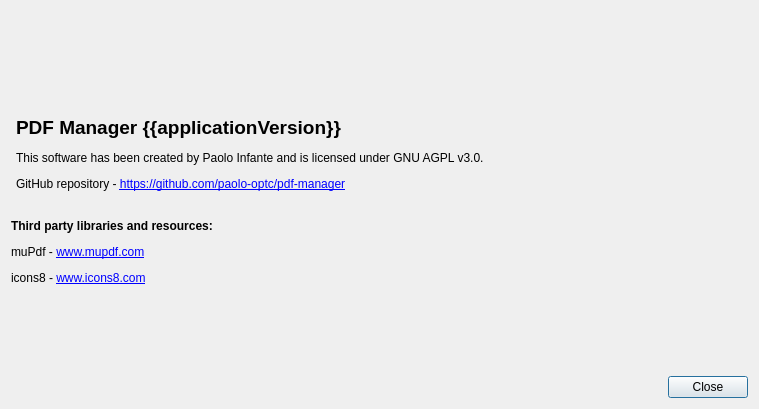
Old version of the form src/aboutdialog.ui in the repository paolo-projects/pdf-manager.
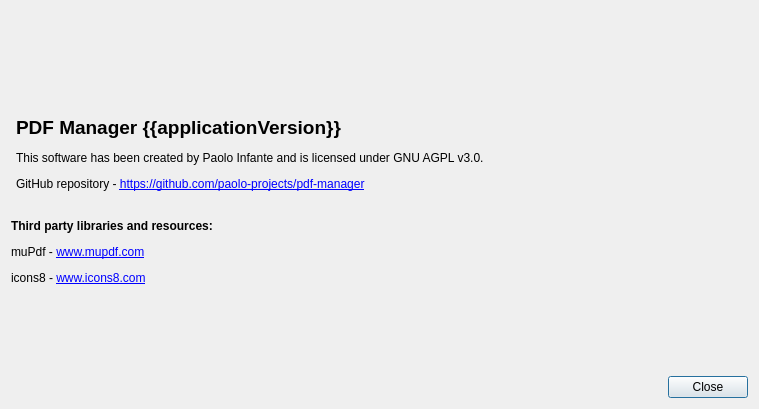
New version of the form. Icons and pictures are not drawn.

Commit message: fixed project url

What changed in the file:
```diff
--- a/src/aboutdialog.ui
+++ b/src/aboutdialog.ui
@@ -45,7 +45,7 @@
 &lt;table style=&quot;border: 0px;&quot;&gt;&lt;tr&gt;&lt;td&gt;
 
 &lt;img src=&quot;:/icons/res/icons8_pdf_2_96px.png&quot;/&gt;&lt;/td&gt;&lt;td&gt;&lt;p&gt;
-&lt;span style=&quot; font-size:14pt; font-weight:600;&quot;&gt;PDF Manager {{applicationVersion}}&lt;/span&gt;&lt;/p&gt;&lt;p&gt;This software has been created by Paolo Infante and is licensed under GNU AGPL v3.0.&lt;/p&gt;&lt;p&gt;GitHub repository - &lt;a href=&quot;https://github.com/paolo-optc/pdf-manager&quot;&gt;&lt;span style=&quot; text-decoration: underline; color:#0000ff;&quot;&gt;https://github.com/paolo-optc/pdf-manager&lt;/span&gt;&lt;/a&gt;&lt;br/&gt;&lt;/p&gt;&lt;/td&gt;&lt;/tr&gt;&lt;/table&gt;&lt;p&gt;&lt;span style=&quot; font-weight:600;&quot;&gt;Third party libraries and resources:&lt;/span&gt;&lt;/p&gt;&lt;p&gt;muPdf - &lt;a href=&quot;https://www.mupdf.com/index.html&quot;&gt;&lt;span style=&quot; text-decoration: underline; color:#0000ff;&quot;&gt;www.mupdf.com&lt;/span&gt;&lt;/a&gt;&lt;/p&gt;&lt;p&gt;icons8 - &lt;a href=&quot;https://icons8.com&quot;&gt;&lt;span style=&quot; text-decoration: underline; color:#0000ff;&quot;&gt;www.icons8.com&lt;/span&gt;&lt;/a&gt;&lt;/p&gt;&lt;/body&gt;&lt;/html&gt;</string>
+&lt;span style=&quot; font-size:14pt; font-weight:600;&quot;&gt;PDF Manager {{applicationVersion}}&lt;/span&gt;&lt;/p&gt;&lt;p&gt;This software has been created by Paolo Infante and is licensed under GNU AGPL v3.0.&lt;/p&gt;&lt;p&gt;GitHub repository - &lt;a href=&quot;https://github.com/paolo-projects/pdf-manager&quot;&gt;&lt;span style=&quot; text-decoration: underline; color:#0000ff;&quot;&gt;https://github.com/paolo-projects/pdf-manager&lt;/span&gt;&lt;/a&gt;&lt;br/&gt;&lt;/p&gt;&lt;/td&gt;&lt;/tr&gt;&lt;/table&gt;&lt;p&gt;&lt;span style=&quot; font-weight:600;&quot;&gt;Third party libraries and resources:&lt;/span&gt;&lt;/p&gt;&lt;p&gt;muPdf - &lt;a href=&quot;https://www.mupdf.com/index.html&quot;&gt;&lt;span style=&quot; text-decoration: underline; color:#0000ff;&quot;&gt;www.mupdf.com&lt;/span&gt;&lt;/a&gt;&lt;/p&gt;&lt;p&gt;icons8 - &lt;a href=&quot;https://icons8.com&quot;&gt;&lt;span style=&quot; text-decoration: underline; color:#0000ff;&quot;&gt;www.icons8.com&lt;/span&gt;&lt;/a&gt;&lt;/p&gt;&lt;/body&gt;&lt;/html&gt;</string>
      </property>
     </widget>
    </item>
```
